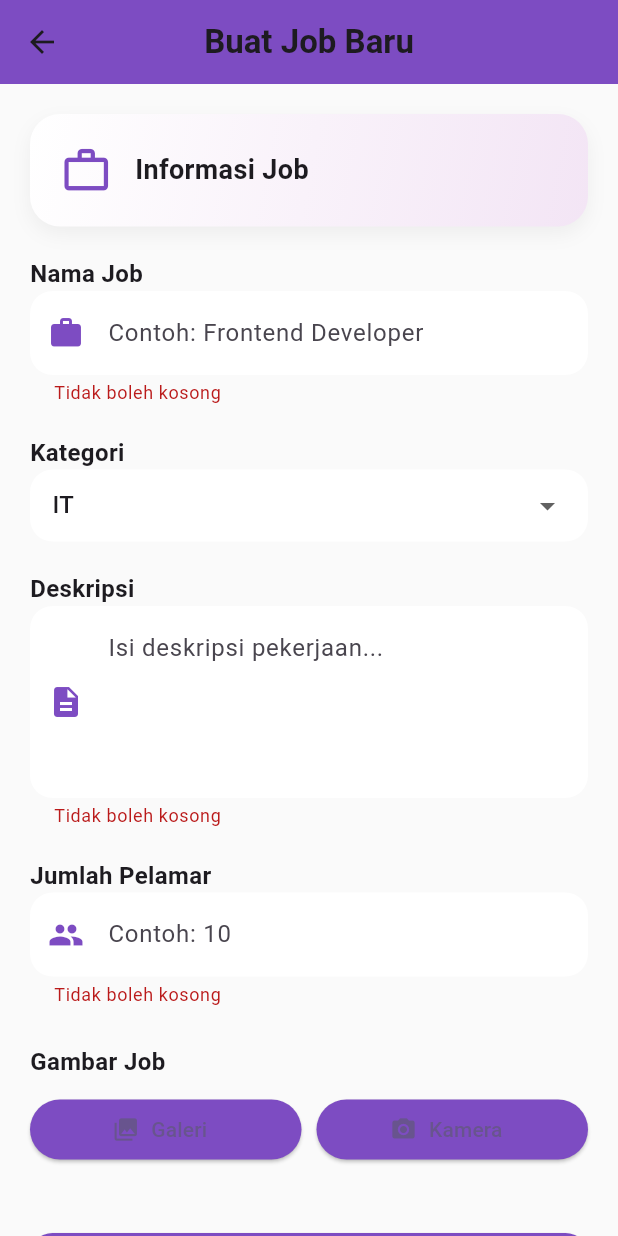
After one commit to seviadwiyanti1309/project1, a Flutter app: the CreateJobPage screen opened directly, after a tap on "Buat Job", on a phone screen of 412 x 824 dp. The commit adds this screen. Run offline on Flutter 3.47's test engine with Material 3 defaults, Android fonts, the phone set to English and light mode, and no system bars; our stand-ins replace flutter_secure_storage, image_picker; accounts and stored records are empty; network calls fail.

Commit message:
update blm bener

```diff
--- /dev/null
+++ b/lib/create_job_page.dart
@@ -0,0 +1,381 @@
+import 'package:flutter/material.dart';
+import 'package:project1/models/job_model.dart';
+import 'package:project1/services/job_service.dart';
+import 'package:image_picker/image_picker.dart';
+import 'dart:io';
+
+class CreateJobPage extends StatefulWidget {
+  const CreateJobPage({Key? key}) : super(key: key);
+
+  @override
+  State<CreateJobPage> createState() => _CreateJobPageState();
+}
+
+class _CreateJobPageState extends State<CreateJobPage> {
+  final _formKey = GlobalKey<FormState>();
+  final JobService _jobService = JobService();
+  final ImagePicker _picker = ImagePicker();
+
+  // Controllers
+  final TextEditingController _jobNameController = TextEditingController();
+  final TextEditingController _descriptionController = TextEditingController();
+  final TextEditingController _applicantController = TextEditingController();
+
+  String _selectedCategory = 'IT';
+  final List<String> _categories = ['IT', 'Restaurant', 'Hukum', 'Marketing', 'Finance'];
+
+  List<File> _imageFiles = [];
+  bool _isLoading = false;
+
+  @override
+  void dispose() {
+    _jobNameController.dispose();
+    _descriptionController.dispose();
+    _applicantController.dispose();
+    super.dispose();
+  }
+
+  // Pick gambar dari galeri
+  Future<void> _pickImageFromGallery() async {
+    try {
+      final XFile? image = await _picker.pickImage(
+        source: ImageSource.gallery,
+        imageQuality: 80,
+      );
+      if (image != null) {
+        setState(() {
+          _imageFiles.add(File(image.path));
+        });
+      }
+    } catch (e) {
+      _showSnackBar('Gagal memilih gambar: $e', Colors.red);
+    }
+  }
+
+  // Pick gambar dari kamera
+  Future<void> _pickImageFromCamera() async {
+    try {
+      final XFile? image =
+          await _picker.pickImage(source: ImageSource.camera, imageQuality: 80);
+
+      if (image != null) {
+        setState(() {
+          _imageFiles.add(File(image.path));
+        });
+      }
+    } catch (e) {
+      _showSnackBar('Gagal mengambil foto: $e', Colors.red);
+    }
+  }
+
+  // Show pilihan galeri / kamera
+  void _showImageSourceDialog() {
+    showModalBottomSheet(
+      context: context,
+      backgroundColor: Colors.transparent,
+      builder: (context) => Container(
+        decoration: const BoxDecoration(
+          color: Colors.white,
+          borderRadius: BorderRadius.vertical(top: Radius.circular(25)),
+        ),
+        padding: const EdgeInsets.symmetric(vertical: 20),
+        child: Column(
+          mainAxisSize: MainAxisSize.min,
+          children: [
+            Container(
+              width: 40,
+              height: 4,
+              decoration: BoxDecoration(
+                color: Colors.grey[300],
+                borderRadius: BorderRadius.circular(2),
+              ),
+            ),
+            const SizedBox(height: 20),
+            const Text(
+              'Pilih Sumber Gambar',
+              style: TextStyle(fontSize: 18, fontWeight: FontWeight.bold),
+            ),
+            const SizedBox(height: 20),
+            ListTile(
+              leading: const Icon(Icons.photo_library, color: Color(0xFF7D4CC2)),
+              title: const Text('Galeri'),
+              onTap: () {
+                Navigator.pop(context);
+                _pickImageFromGallery();
+              },
+            ),
+            ListTile(
+              leading: const Icon(Icons.camera_alt, color: Color(0xFF7D4CC2)),
+              title: const Text('Kamera'),
+              onTap: () {
+                Navigator.pop(context);
+                _pickImageFromCamera();
+              },
+            ),
+          ],
+        ),
+      ),
+    );
+  }
+
+  void _removeImage(int index) {
+    setState(() {
+      _imageFiles.removeAt(index);
+    });
+  }
+
+  void _showSnackBar(String message, Color color) {
+    ScaffoldMessenger.of(context).showSnackBar(
+      SnackBar(
+        content: Text(message),
+        backgroundColor: color,
+        behavior: SnackBarBehavior.floating,
+        shape: RoundedRectangleBorder(borderRadius: BorderRadius.circular(10)),
+      ),
+    );
+  }
+
+  Future<void> _submitForm() async {
+    if (_formKey.currentState!.validate()) {
+      if (_imageFiles.isEmpty) {
+        _showSnackBar('Tambahkan minimal satu gambar', Colors.orange);
+        return;
+      }
+
+      setState(() => _isLoading = true);
+
+      try {
+        // Pakai nama file sebagai dummy storage image URL
+        final imageNames =
+            _imageFiles.map((file) => file.path.split('/').last).toList();
+
+        final job = JobCategory(
+          id: '',
+          jobName: _jobNameController.text,
+          description: _descriptionController.text,
+          category: _selectedCategory,
+          applicant: int.parse(_applicantController.text),
+          image: imageNames,
+          createdAt: DateTime.now(),
+          updatedAt: DateTime.now(),
+        );
+
+        await _jobService.createJob(job);
+
+        if (mounted) {
+          _showSnackBar('Job berhasil dibuat! 🎉', Colors.green);
+          Navigator.pop(context, true);
+        }
+      } catch (e) {
+        _showSnackBar('Gagal membuat job: $e', Colors.red);
+      } finally {
+        setState(() => _isLoading = false);
+      }
+    }
+  }
+
+  @override
+  Widget build(BuildContext context) {
+    return Scaffold(
+      backgroundColor: Colors.grey[50],
+      appBar: AppBar(
+        elevation: 0,
+        backgroundColor: const Color(0xFF7D4CC2),
+        title: const Text('Buat Job Baru', style: TextStyle(fontWeight: FontWeight.bold)),
+        centerTitle: true,
+      ),
+      body: SingleChildScrollView(
+        padding: const EdgeInsets.all(20),
+        child: Form(
+          key: _formKey,
+          child: Column(
+            crossAxisAlignment: CrossAxisAlignment.start,
+            children: [
+              // TITLE CARD
+              _buildHeaderCard(),
+              const SizedBox(height: 20),
+
+              // Input Fields
+              _buildLabel('Nama Job'),
+              _buildTextField(_jobNameController, 'Contoh: Frontend Developer', Icons.work),
+              const SizedBox(height: 20),
+
+              _buildLabel('Kategori'),
+              _buildDropdown(),
+              const SizedBox(height: 20),
+
+              _buildLabel('Deskripsi'),
+              _buildTextField(_descriptionController, 'Isi deskripsi pekerjaan...', Icons.description,
+                  maxLines: 4),
+              const SizedBox(height: 20),
+
+              _buildLabel('Jumlah Pelamar'),
+              _buildTextField(_applicantController, 'Contoh: 10', Icons.people,
+                  keyboard: TextInputType.number),
+              const SizedBox(height: 25),
+
+              _buildLabel('Gambar Job'),
+              const SizedBox(height: 10),
+              _buildImageButtons(),
+              const SizedBox(height: 15),
+
+              if (_imageFiles.isNotEmpty) _buildImageGrid(),
+
+              const SizedBox(height: 30),
+
+              // Submit Button
+              _buildSubmitButton(),
+            ],
+          ),
+        ),
+      ),
+    );
+  }
+
+  // ---------------- UI Components ---------------- //
+
+  Widget _buildHeaderCard() {
+    return Container(
+      padding: const EdgeInsets.all(20),
+      decoration: BoxDecoration(
+        gradient: LinearGradient(
+          colors: [Colors.white, Colors.purple.shade50],
+          begin: Alignment.topLeft,
+          end: Alignment.bottomRight,
+        ),
+        borderRadius: BorderRadius.circular(20),
+        boxShadow: [
+          BoxShadow(
+            color: Colors.black.withOpacity(0.05),
+            blurRadius: 10,
+            offset: const Offset(0, 5),
+          ),
+        ],
+      ),
+      child: Row(
+        children: const [
+          Icon(Icons.work_outline, size: 35, color: Color(0xFF7D4CC2)),
+          SizedBox(width: 15),
+          Text(
+            'Informasi Job',
+            style: TextStyle(fontSize: 18, fontWeight: FontWeight.bold),
+          ),
+        ],
+      ),
+    );
+  }
+
+  Widget _buildLabel(String text) {
+    return Text(
+      text,
+      style: const TextStyle(fontWeight: FontWeight.bold, fontSize: 16),
+    );
+  }
+
+  Widget _buildTextField(
+    TextEditingController controller,
+    String hint,
+    IconData icon, {
+    int maxLines = 1,
+    TextInputType keyboard = TextInputType.text,
+  }) {
+    return TextFormField(
+      controller: controller,
+      maxLines: maxLines,
+      keyboardType: keyboard,
+      decoration: InputDecoration(
+        prefixIcon: Icon(icon, color: const Color(0xFF7D4CC2)),
+        hintText: hint,
+        filled: true,
+        fillColor: Colors.white,
+        border: OutlineInputBorder(borderRadius: BorderRadius.circular(15), borderSide: BorderSide.none),
+      ),
+      validator: (value) => value!.isEmpty ? 'Tidak boleh kosong' : null,
+    );
+  }
+
+  Widget _buildDropdown() {
+    return Container(
+      padding: const EdgeInsets.symmetric(horizontal: 15),
+      decoration: BoxDecoration(
+        color: Colors.white,
+        borderRadius: BorderRadius.circular(15),
+      ),
+      child: DropdownButtonFormField<String>(
+        value: _selectedCategory,
+        items: _categories.map((c) => DropdownMenuItem(value: c, child: Text(c))).toList(),
+        onChanged: (v) => setState(() => _selectedCategory = v!),
+        decoration: const InputDecoration(border: InputBorder.none),
+      ),
+    );
+  }
+
+  Widget _buildImageButtons() {
+    return Row(
+      children: [
+        Expanded(
+          child: ElevatedButton.icon(
+            onPressed: _pickImageFromGallery,
+            icon: const Icon(Icons.photo_library),
+            label: const Text('Galeri'),
+            style: ElevatedButton.styleFrom(backgroundColor: const Color(0xFF7D4CC2)),
+          ),
+        ),
+        const SizedBox(width: 10),
+        Expanded(
+          child: ElevatedButton.icon(
+            onPressed: _pickImageFromCamera,
+            icon: const Icon(Icons.camera_alt),
+            label: const Text('Kamera'),
+            style: ElevatedButton.styleFrom(backgroundColor: const Color(0xFF7D4CC2)),
+          ),
+        ),
+      ],
+    );
+  }
+
+  Widget _buildImageGrid() {
+    return GridView.builder(
+      shrinkWrap: true,
+      physics: const NeverScrollableScrollPhysics(),
+      itemCount: _imageFiles.length,
+      gridDelegate:
+          const SliverGridDelegateWithFixedCrossAxisCount(crossAxisCount: 3, crossAxisSpacing: 8, mainAxisSpacing: 8),
+      itemBuilder: (context, index) {
+        return Stack(
+          children: [
+            ClipRRect(
+              borderRadius: BorderRadius.circular(10),
+              child: Image.file(_imageFiles[index], fit: BoxFit.cover, width: double.infinity),
+            ),
+            Positioned(
+              right: 5,
+              top: 5,
+              child: GestureDetector(
+                onTap: () => _removeImage(index),
+                child: const CircleAvatar(radius: 12, backgroundColor: Colors.red, child: Icon(Icons.close, size: 14)),
+              ),
+            ),
+          ],
+        );
+      },
+    );
+  }
+
+  Widget _buildSubmitButton() {
+    return SizedBox(
+      width: double.infinity,
+      height: 55,
+      child: ElevatedButton(
+        onPressed: _isLoading ? null : _submitForm,
+        style: ElevatedButton.styleFrom(
+          backgroundColor: const Color(0xFF7D4CC2),
+          shape: RoundedRectangleBorder(borderRadius: BorderRadius.circular(15)),
+        ),
+        child: _isLoading
+            ? const CircularProgressIndicator(color: Colors.white)
+            : const Text('Buat Job', style: TextStyle(fontSize: 17, fontWeight: FontWeight.bold)),
+      ),
+    );
+  }
+}
--- a/lib/services/auth_services.dart
+++ b/lib/services/auth_services.dart
@@ -3,7 +3,7 @@ import 'package:http/http.dart' as http;
 import 'package:flutter_secure_storage/flutter_secure_storage.dart';
 
 class AuthServices {
-  final String baseUrl = "http://localhost:4000/api/auth";
+  final String baseUrl = "http://10.0.2.2:4000/api/auth";
   final storage = const FlutterSecureStorage();
 
   Future<Map<String, dynamic>> login(String email, String password) async {
--- a/pubspec.yaml
+++ b/pubspec.yaml
@@ -37,6 +37,7 @@ dependencies:
   # Use with the CupertinoIcons class for iOS style icons.
   cupertino_icons: ^1.0.8
   http: ^1.6.0
+  image_picker: ^1.0.7
 
 dev_dependencies:
   flutter_test:
```
Also changed, not shown: lib/job_page.dart (+35 -4 lines), lib/services/job_service.dart (+6 -5 lines), pubspec.lock, 6 other files.
